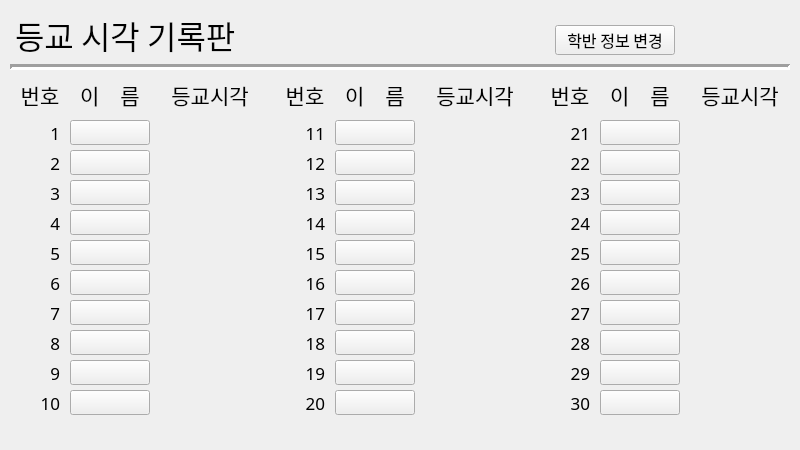
This is panel.ui in Yoon-SY/attendancemgr as Qt 5 draws it before an edit. The edited form follows.
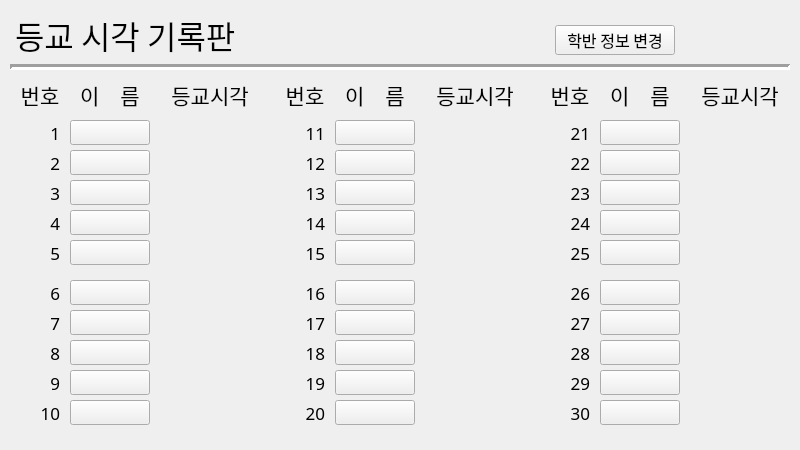
This is the edited form.

The edit to the form file:
```diff
--- a/panel.ui
+++ b/panel.ui
@@ -380,7 +380,7 @@
     <property name="geometry">
      <rect>
       <x>20</x>
-      <y>270</y>
+      <y>280</y>
       <width>40</width>
       <height>25</height>
      </rect>
@@ -401,7 +401,7 @@
     <property name="geometry">
      <rect>
       <x>20</x>
-      <y>300</y>
+      <y>310</y>
       <width>40</width>
       <height>25</height>
      </rect>
@@ -422,7 +422,7 @@
     <property name="geometry">
      <rect>
       <x>20</x>
-      <y>330</y>
+      <y>340</y>
       <width>40</width>
       <height>25</height>
      </rect>
@@ -443,7 +443,7 @@
     <property name="geometry">
      <rect>
       <x>20</x>
-      <y>360</y>
+      <y>370</y>
       <width>40</width>
       <height>25</height>
      </rect>
@@ -464,7 +464,7 @@
     <property name="geometry">
      <rect>
       <x>20</x>
-      <y>390</y>
+      <y>400</y>
       <width>40</width>
       <height>25</height>
      </rect>
@@ -590,7 +590,7 @@
     <property name="geometry">
      <rect>
       <x>285</x>
-      <y>270</y>
+      <y>280</y>
       <width>40</width>
       <height>25</height>
      </rect>
@@ -611,7 +611,7 @@
     <property name="geometry">
      <rect>
       <x>285</x>
-      <y>300</y>
+      <y>310</y>
       <width>40</width>
       <height>25</height>
      </rect>
@@ -632,7 +632,7 @@
     <property name="geometry">
      <rect>
       <x>285</x>
-      <y>330</y>
+      <y>340</y>
       <width>40</width>
       <height>25</height>
      </rect>
@@ -653,7 +653,7 @@
     <property name="geometry">
      <rect>
       <x>285</x>
-      <y>360</y>
+      <y>370</y>
       <width>40</width>
       <height>25</height>
      </rect>
@@ -674,7 +674,7 @@
     <property name="geometry">
      <rect>
       <x>285</x>
-      <y>390</y>
+      <y>400</y>
       <width>40</width>
       <height>25</height>
      </rect>
@@ -800,7 +800,7 @@
     <property name="geometry">
      <rect>
       <x>550</x>
-      <y>270</y>
+      <y>280</y>
       <width>40</width>
       <height>25</height>
      </rect>
@@ -821,7 +821,7 @@
     <property name="geometry">
      <rect>
       <x>550</x>
-      <y>300</y>
+      <y>310</y>
       <width>40</width>
       <height>25</height>
      </rect>
@@ -842,7 +842,7 @@
     <property name="geometry">
      <rect>
       <x>550</x>
-      <y>330</y>
+      <y>340</y>
       <width>40</width>
       <height>25</height>
      </rect>
@@ -863,7 +863,7 @@
     <property name="geometry">
      <rect>
       <x>550</x>
-      <y>360</y>
+      <y>370</y>
       <width>40</width>
       <height>25</height>
      </rect>
@@ -884,7 +884,7 @@
     <property name="geometry">
      <rect>
       <x>550</x>
-      <y>390</y>
+      <y>400</y>
       <width>40</width>
       <height>25</height>
      </rect>
@@ -985,7 +985,7 @@
     <property name="geometry">
      <rect>
       <x>70</x>
-      <y>270</y>
+      <y>280</y>
       <width>80</width>
       <height>25</height>
      </rect>
@@ -1001,7 +1001,7 @@
     <property name="geometry">
      <rect>
       <x>70</x>
-      <y>300</y>
+      <y>310</y>
       <width>80</width>
       <height>25</height>
      </rect>
@@ -1017,7 +1017,7 @@
     <property name="geometry">
      <rect>
       <x>70</x>
-      <y>330</y>
+      <y>340</y>
       <width>80</width>
       <height>25</height>
      </rect>
@@ -1033,7 +1033,7 @@
     <property name="geometry">
      <rect>
       <x>70</x>
-      <y>360</y>
+      <y>370</y>
       <width>80</width>
       <height>25</height>
      </rect>
@@ -1049,7 +1049,7 @@
     <property name="geometry">
      <rect>
       <x>70</x>
-      <y>390</y>
+      <y>400</y>
       <width>80</width>
       <height>25</height>
      </rect>
@@ -1145,7 +1145,7 @@
     <property name="geometry">
      <rect>
       <x>335</x>
-      <y>270</y>
+      <y>280</y>
       <width>80</width>
       <height>25</height>
      </rect>
@@ -1161,7 +1161,7 @@
     <property name="geometry">
      <rect>
       <x>335</x>
-      <y>300</y>
+      <y>310</y>
       <width>80</width>
       <height>25</height>
      </rect>
@@ -1177,7 +1177,7 @@
     <property name="geometry">
      <rect>
       <x>335</x>
-      <y>330</y>
+      <y>340</y>
       <width>80</width>
       <height>25</height>
      </rect>
@@ -1193,7 +1193,7 @@
     <property name="geometry">
      <rect>
       <x>335</x>
-      <y>360</y>
+      <y>370</y>
       <width>80</width>
       <height>25</height>
      </rect>
@@ -1209,7 +1209,7 @@
     <property name="geometry">
      <rect>
       <x>335</x>
-      <y>390</y>
+      <y>400</y>
       <width>80</width>
       <height>25</height>
      </rect>
@@ -1305,7 +1305,7 @@
     <property name="geometry">
      <rect>
       <x>600</x>
-      <y>270</y>
+      <y>280</y>
       <width>80</width>
       <height>25</height>
      </rect>
@@ -1321,7 +1321,7 @@
     <property name="geometry">
      <rect>
       <x>600</x>
-      <y>300</y>
+      <y>310</y>
       <width>80</width>
       <height>25</height>
      </rect>
@@ -1337,7 +1337,7 @@
     <property name="geometry">
      <rect>
       <x>600</x>
-      <y>330</y>
+      <y>340</y>
       <width>80</width>
       <height>25</height>
      </rect>
@@ -1353,7 +1353,7 @@
     <property name="geometry">
      <rect>
       <x>600</x>
-      <y>360</y>
+      <y>370</y>
       <width>80</width>
       <height>25</height>
      </rect>
@@ -1369,7 +1369,7 @@
     <property name="geometry">
      <rect>
       <x>600</x>
-      <y>390</y>
+      <y>400</y>
       <width>80</width>
       <height>25</height>
      </rect>
@@ -1490,7 +1490,7 @@
     <property name="geometry">
      <rect>
       <x>160</x>
-      <y>270</y>
+      <y>280</y>
       <width>100</width>
       <height>25</height>
      </rect>
@@ -1511,7 +1511,7 @@
     <property name="geometry">
      <rect>
       <x>160</x>
-      <y>300</y>
+      <y>310</y>
       <width>100</width>
       <height>25</height>
      </rect>
@@ -1532,7 +1532,7 @@
     <property name="geometry">
      <rect>
       <x>160</x>
-      <y>330</y>
+      <y>340</y>
       <width>100</width>
       <height>25</height>
      </rect>
@@ -1553,7 +1553,7 @@
     <property name="geometry">
      <rect>
       <x>160</x>
-      <y>360</y>
+      <y>370</y>
       <width>100</width>
       <height>25</height>
      </rect>
@@ -1574,7 +1574,7 @@
     <property name="geometry">
      <rect>
       <x>160</x>
-      <y>390</y>
+      <y>400</y>
       <width>100</width>
       <height>25</height>
      </rect>
@@ -1700,7 +1700,7 @@
     <property name="geometry">
      <rect>
       <x>425</x>
-      <y>270</y>
+      <y>280</y>
       <width>100</width>
       <height>25</height>
      </rect>
@@ -1721,7 +1721,7 @@
     <property name="geometry">
      <rect>
       <x>425</x>
-      <y>300</y>
+      <y>310</y>
       <width>100</width>
       <height>25</height>
      </rect>
@@ -1742,7 +1742,7 @@
     <property name="geometry">
      <rect>
       <x>425</x>
-      <y>330</y>
+      <y>340</y>
       <width>100</width>
       <height>25</height>
      </rect>
@@ -1763,7 +1763,7 @@
     <property name="geometry">
      <rect>
       <x>425</x>
-      <y>360</y>
+      <y>370</y>
       <width>100</width>
       <height>25</height>
      </rect>
@@ -1784,7 +1784,7 @@
     <property name="geometry">
      <rect>
       <x>425</x>
-      <y>390</y>
+      <y>400</y>
       <width>100</width>
       <height>25</height>
      </rect>
@@ -1910,7 +1910,7 @@
     <property name="geometry">
      <rect>
       <x>690</x>
-      <y>270</y>
+      <y>280</y>
       <width>100</width>
       <height>25</height>
      </rect>
@@ -1931,7 +1931,7 @@
     <property name="geometry">
      <rect>
       <x>690</x>
-      <y>300</y>
+      <y>310</y>
       <width>100</width>
       <height>25</height>
      </rect>
@@ -1952,7 +1952,7 @@
     <property name="geometry">
      <rect>
       <x>690</x>
-      <y>330</y>
+      <y>340</y>
       <width>100</width>
       <height>25</height>
      </rect>
@@ -1973,7 +1973,7 @@
     <property name="geometry">
      <rect>
       <x>690</x>
-      <y>360</y>
+      <y>370</y>
       <width>100</width>
       <height>25</height>
      </rect>
@@ -1994,7 +1994,7 @@
     <property name="geometry">
      <rect>
       <x>690</x>
-      <y>390</y>
+      <y>400</y>
       <width>100</width>
       <height>25</height>
      </rect>
```
